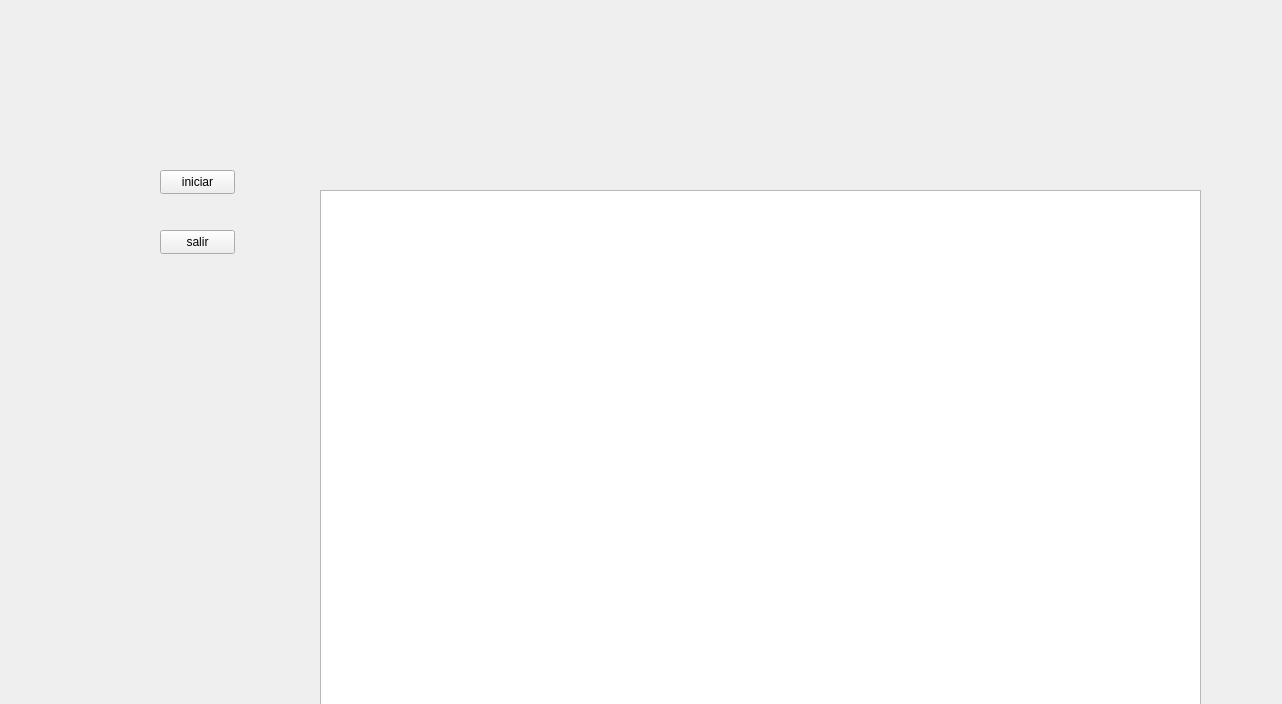
AmazingJuan/Proyecto-Final, file Codificacion/Menu1.ui: the form before one commit.
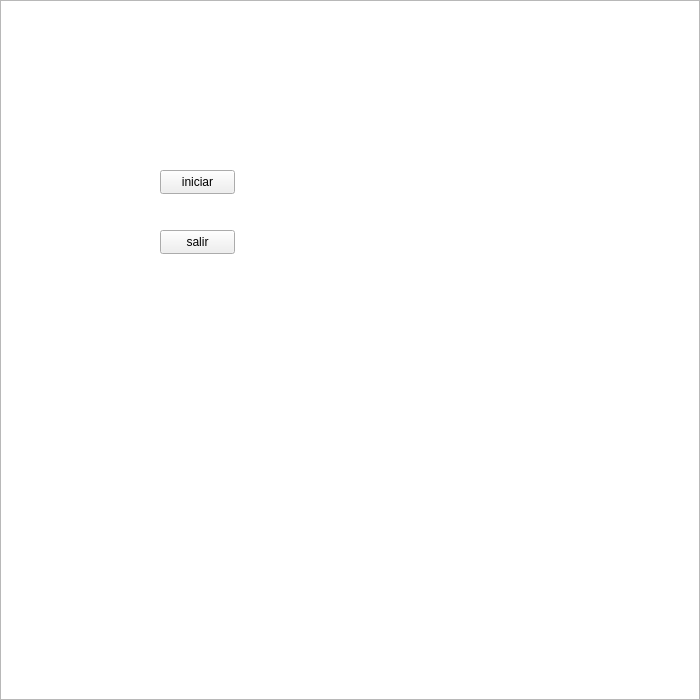
The form after the commit.

Diff of the .ui file:
```diff
--- a/Codificacion/Menu1.ui
+++ b/Codificacion/Menu1.ui
@@ -6,20 +6,32 @@
    <rect>
     <x>0</x>
     <y>0</y>
-    <width>1282</width>
-    <height>704</height>
+    <width>700</width>
+    <height>700</height>
    </rect>
   </property>
+  <property name="minimumSize">
+   <size>
+    <width>700</width>
+    <height>700</height>
+   </size>
+  </property>
+  <property name="maximumSize">
+   <size>
+    <width>700</width>
+    <height>700</height>
+   </size>
+  </property>
   <property name="windowTitle">
    <string>Form</string>
   </property>
   <widget class="QGraphicsView" name="graphicsView">
    <property name="geometry">
     <rect>
-     <x>320</x>
-     <y>190</y>
-     <width>881</width>
-     <height>591</height>
+     <x>0</x>
+     <y>0</y>
+     <width>700</width>
+     <height>700</height>
     </rect>
    </property>
   </widget>
```
